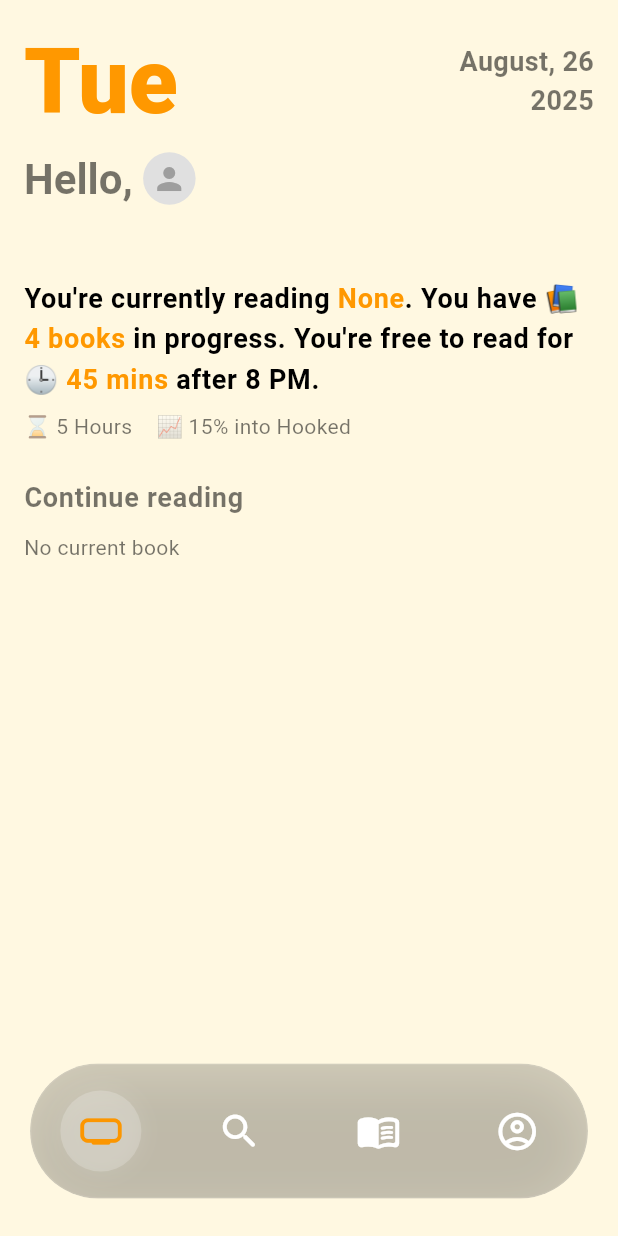
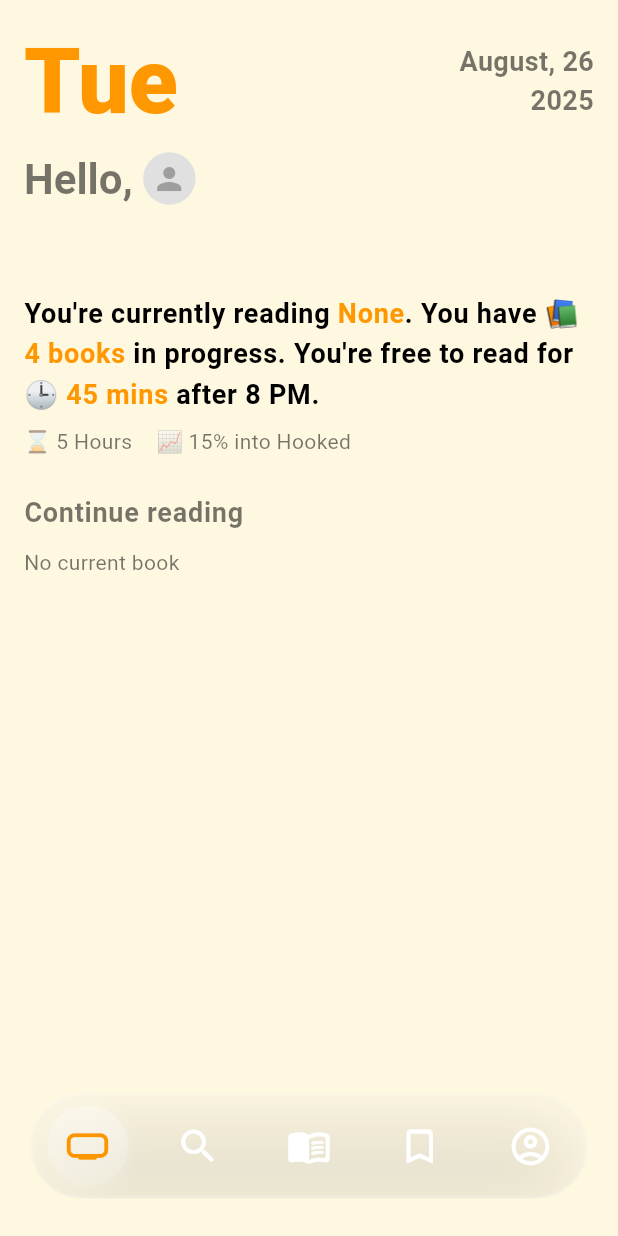
Before and after one commit to lemonhead-ai/readrift, a Flutter app: the HomeScreen screen opened by its route, on a phone screen of 412 x 824 dp. Run offline on Flutter 3.47's test engine with Material 3 defaults, Android fonts, the phone set to English and light mode, and no system bars; our stand-ins replace cached_network_image, cloud_firestore, firebase_auth, firebase_core, firebase_storage, go_router and 2 more; missing offline and left inert: syncfusion_flutter_pdfviewer; accounts and stored records are empty; network calls fail; Roboto replaces fonts that are missing (SFProRounded).

Commit message:
new overhaul

```diff
--- a/lib/main.dart
+++ b/lib/main.dart
@@ -181,6 +181,7 @@
   @override
   Widget build(BuildContext context) {
     return Scaffold(
+      //backgroundColor: Colors.transparent,
       body: widget.child,
       bottomNavigationBar: Dock(
         selectedIndex: _selectedIndex,
--- a/lib/screens/dock.dart
+++ b/lib/screens/dock.dart
@@ -40,8 +40,7 @@ class _DockState extends State<Dock> with SingleTickerProviderStateMixin {
       curve: Curves.easeInOut,
     ));
 
-    // Start with the dock visible
-    _animationController.value = 1.0;
+    _animationController.value = 1.0; // Start visible
 
     if (widget.scrollController != null) {
       widget.scrollController!.addListener(_onScroll);
@@ -64,7 +63,6 @@ class _DockState extends State<Dock> with SingleTickerProviderStateMixin {
     final isScrollingDown = currentScroll > _lastScrollPosition;
     _lastScrollPosition = currentScroll;
 
-    // Only hide dock when scrolling up and not at the top
     if (!isScrollingDown && currentScroll > 0 && _isVisible) {
       _isVisible = false;
       _animationController.reverse();
@@ -76,6 +74,11 @@ class _DockState extends State<Dock> with SingleTickerProviderStateMixin {
 
   @override
   Widget build(BuildContext context) {
+    final brightness = Theme.of(context).brightness;
+    final tintColor = brightness == Brightness.light
+        ? Colors.white.withOpacity(0.1) // Subtle tint for light mode
+        : Colors.black.withOpacity(0.05); // Subtle tint for dark mode
+
     return AnimatedBuilder(
       animation: _animationController,
       builder: (context, child) {
@@ -92,25 +95,26 @@ class _DockState extends State<Dock> with SingleTickerProviderStateMixin {
         child: ClipRRect(
           borderRadius: BorderRadius.circular(60.0),
           child: BackdropFilter(
-            filter: ImageFilter.blur(sigmaX: 15, sigmaY: 15),
+            filter: ImageFilter.blur(sigmaX: 20, sigmaY: 20),
             child: Container(
-              height: 90,
+              height: 70,
               decoration: BoxDecoration(
-                color: Theme.of(context)
-                    .bottomNavigationBarTheme
-                    .backgroundColor
-                    ?.withValues(alpha: 0.2),
+                color: tintColor, // Light tint instead of solid color
                 borderRadius: BorderRadius.circular(60.0),
                 boxShadow: [
                   BoxShadow(
-                    color: Colors.black.withValues(alpha: 0.1),
-                    blurRadius: 30,
-                    offset: const Offset(0, 10),
+                    color: brightness == Brightness.light
+                        ? Colors.black.withOpacity(0.1)
+                        : Colors.white.withOpacity(0.05),
+                    blurRadius: 40,
+                    offset: const Offset(0, 15),
                   ),
                 ],
                 border: Border.all(
-                  color: Colors.white.withValues(alpha: 0.1),
-                  width: 1.0,
+                  color: brightness == Brightness.light
+                      ? Colors.white.withOpacity(0.2)
+                      : Colors.black.withOpacity(0.2),
+                  width: 1.5,
                 ),
               ),
               child: Row(
@@ -119,7 +123,8 @@ class _DockState extends State<Dock> with SingleTickerProviderStateMixin {
                   _buildNavIcon(context, Icons.home_max_rounded, 0),
                   _buildNavIcon(context, Icons.search_rounded, 1),
                   _buildNavIcon(context, Icons.menu_book_rounded, 2),
-                  _buildNavIcon(context, Icons.account_circle_outlined, 3),
+                  _buildNavIcon(context, Icons.bookmark_border_rounded, 3),
+                  _buildNavIcon(context, Icons.account_circle_outlined, 4),
                 ],
               ),
             ),
@@ -131,6 +136,8 @@ class _DockState extends State<Dock> with SingleTickerProviderStateMixin {
 
   Widget _buildNavIcon(BuildContext context, IconData icon, int index) {
     final bool isSelected = widget.selectedIndex == index;
+    final brightness = Theme.of(context).brightness;
+
     return GestureDetector(
       onTap: () {
         widget.onItemTapped(index);
@@ -145,6 +152,9 @@ class _DockState extends State<Dock> with SingleTickerProviderStateMixin {
             context.go('/library');
             break;
           case 3:
+            context.go('/bookmark');
+            break;
+          case 4:
             context.go('/profile');
             break;
         }
@@ -154,11 +164,24 @@ class _DockState extends State<Dock> with SingleTickerProviderStateMixin {
         padding: const EdgeInsets.all(12),
         decoration: isSelected
             ? BoxDecoration(
-                color: Colors.white.withValues(alpha: 0.2),
+          gradient: LinearGradient(
+            colors: [
+              brightness == Brightness.light
+                  ? Colors.white.withOpacity(0.3)
+                  : Colors.black.withOpacity(0.3),
+              brightness == Brightness.light
+                  ? Colors.white.withOpacity(0.1)
+                  : Colors.black.withOpacity(0.1),
+            ],
+            begin: Alignment.topCenter,
+            end: Alignment.bottomCenter,
+          ),
           shape: BoxShape.circle,
           boxShadow: [
             BoxShadow(
-                    color: Colors.white.withValues(alpha: 0.1),
+              color: brightness == Brightness.light
+                  ? Colors.white.withOpacity(0.2)
+                  : Colors.black.withOpacity(0.2),
               blurRadius: 10,
               spreadRadius: 2,
             ),
--- a/lib/screens/home_screen.dart
+++ b/lib/screens/home_screen.dart
@@ -1,15 +1,12 @@
-// lib/screens/home_screen.dart
 import 'package:readrift/security/auth_service.dart';
 import 'package:firebase_auth/firebase_auth.dart';
 import 'package:flutter/material.dart';
-import 'dart:math' as math;
 import 'package:cloud_firestore/cloud_firestore.dart';
 import 'package:intl/intl.dart';
-import 'package:provider/provider.dart';
 import 'package:readrift/models/book.dart';
 import 'package:readrift/services/book_service.dart';
 import 'package:cached_network_image/cached_network_image.dart';
-import 'package:readrift/screens/book_reader_screen.dart';  // Import if adding reader
+import 'package:readrift/screens/book_reader_screen.dart';
 
 class HomeScreen extends StatefulWidget {
   const HomeScreen({super.key});
@@ -20,6 +17,13 @@ class HomeScreen extends StatefulWidget {
 
 class HomeScreenState extends State<HomeScreen> {
   final AuthService _authService = AuthService();
+  final PageController _pageController = PageController(viewportFraction: 0.6); // Reduced to show partial views
+
+  @override
+  void dispose() {
+    _pageController.dispose();
+    super.dispose();
+  }
 
   @override
   Widget build(BuildContext context) {
@@ -126,8 +130,7 @@ class HomeScreenState extends State<HomeScreen> {
                                 fit: BoxFit.cover,
                                 width: 35,
                                 height: 35,
-                                errorBuilder:
-                                    (context, error, stackTrace) {
+                                errorBuilder: (context, error, stackTrace) {
                                   return const Icon(
                                     Icons.person,
                                     size: 24,
@@ -151,7 +154,7 @@ class HomeScreenState extends State<HomeScreen> {
                           const SizedBox(width: 8),
                         ],
                       ),
-                      const SizedBox(height: 24),
+                      const SizedBox(height: 34),
                       FutureBuilder<List<Book>>(
                         future: BookService().getRecommendations(),
                         builder: (context, snapshot) {
@@ -161,15 +164,26 @@ class HomeScreenState extends State<HomeScreen> {
                           final books = snapshot.data ?? [];
                           if (books.isEmpty) return const SizedBox();
                           return SizedBox(
-                            height: 300,
-                            child: Stack(
-                              alignment: Alignment.center,
-                              children: [
-                                if (books.length > 0) Positioned(left: 10, top: 0, child: _buildDynamicBookCard(books[0], math.pi / 24)),
-                                if (books.length > 1) Positioned(left: 80, top: 90, child: _buildDynamicBookCard(books[1], -math.pi / 24)),
-                                if (books.length > 2) Positioned(right: 80, top: 0, child: _buildDynamicBookCard(books[2], math.pi / 24)),
-                                if (books.length > 3) Positioned(right: 10, top: 90, child: _buildDynamicBookCard(books[3], -math.pi / 24)),
-                              ],
+                            height: 300, // Increased height to accommodate larger scale
+                            child: PageView.builder(
+                              controller: _pageController,
+                              itemCount: books.length,
+                              itemBuilder: (context, index) {
+                                return Padding(
+                                  padding: const EdgeInsets.symmetric(horizontal: 8.0),
+                                  child: GestureDetector(
+                                    onTap: () {
+                                      Navigator.push(
+                                        context,
+                                        MaterialPageRoute(
+                                          builder: (context) => BookReaderScreen(book: books[index]),
+                                        ),
+                                      );
+                                    },
+                                    child: _buildDynamicBookCard(books, books[index], index),
+                                  ),
+                                );
+                              },
                             ),
                           );
                         },
@@ -182,7 +196,7 @@ class HomeScreenState extends State<HomeScreen> {
                             return const CircularProgressIndicator();
                           }
                           final currentBook = snapshot.data;
-                          final libraryCount = 4;  // Replace with actual count from stream
+                          final libraryCount = 4; // Replace with actual count from stream
                           final freeTime = 45;
                           return Text.rich(
                             TextSpan(
@@ -209,7 +223,7 @@ class HomeScreenState extends State<HomeScreen> {
                           ),
                           const SizedBox(width: 16),
                           Text(
-                            "📈 15% into Hooked",  // Make dynamic
+                            "📈 15% into Hooked", // Make dynamic
                             style: Theme.of(context).textTheme.bodyMedium,
                           ),
                         ],
@@ -241,7 +255,7 @@ class HomeScreenState extends State<HomeScreen> {
                               );
                             },
                             child: SizedBox(
-                              height: 225,
+                              height: 200,
                               child: Stack(
                                 clipBehavior: Clip.none,
                                 children: [
@@ -251,64 +265,45 @@ class HomeScreenState extends State<HomeScreen> {
                                     top: 50,
                                     bottom: 0,
                                     child: Container(
-                                      padding: const EdgeInsets.fromLTRB(
-                                          180, 16, 16, 16),
+                                      padding: const EdgeInsets.fromLTRB(180, 16, 16, 16),
                                       decoration: BoxDecoration(
-                                        color: Theme.of(context).brightness ==
-                                            Brightness.light
+                                        color: Theme.of(context).brightness == Brightness.light
                                             ? Colors.grey[300]
                                             : Colors.grey[800],
                                         borderRadius: BorderRadius.circular(34),
                                       ),
                                       child: Column(
-                                        crossAxisAlignment:
-                                        CrossAxisAlignment.start,
-                                        mainAxisAlignment:
-                                        MainAxisAlignment.center,
+                                        crossAxisAlignment: CrossAxisAlignment.start,
+                                        mainAxisAlignment: MainAxisAlignment.center,
                                         children: [
                                           Text(
                                             "Reading now",
-                                            style: Theme.of(context)
-                                                .textTheme
-                                                .bodySmall
-                                                ?.copyWith(
+                                            style: Theme.of(context).textTheme.bodySmall?.copyWith(
                                               color: Colors.grey,
                                             ),
                                           ),
                                           const SizedBox(height: 4),
                                           Text(
                                             "${(currentBook.progress * 100).toInt()}%",
-                                            style: Theme.of(context)
-                                                .textTheme
-                                                .headlineSmall
-                                                ?.copyWith(
+                                            style: Theme.of(context).textTheme.headlineSmall?.copyWith(
                                               fontWeight: FontWeight.bold,
-                                              color: Theme.of(context)
-                                                  .textTheme
-                                                  .bodyMedium
-                                                  ?.color,
+                                              color: Theme.of(context).textTheme.bodyMedium?.color,
                                             ),
                                           ),
                                           const SizedBox(height: 4),
                                           Text(
-                                            "- 5 hours left",  // Make dynamic
-                                            style: Theme.of(context)
-                                                .textTheme
-                                                .bodySmall
-                                                ?.copyWith(
+                                            "- 5 hours left", // Make dynamic
+                                            style: Theme.of(context).textTheme.bodySmall?.copyWith(
                                               color: Colors.grey,
                                             ),
                                           ),
                                           const SizedBox(height: 8),
                                           LinearProgressIndicator(
-                                            borderRadius:
-                                            BorderRadius.circular(20),
+                                            borderRadius: BorderRadius.circular(20),
                                             value: currentBook.progress,
                                             backgroundColor: Colors.grey[300],
-                                            valueColor:
-                                            AlwaysStoppedAnimation<Color>(
-                                              Theme.of(context).brightness ==
-                                                  Brightness.light
+                                            valueColor: AlwaysStoppedAnimation<Color>(
+                                              Theme.of(context).brightness == Brightness.light
                                                   ? Colors.black
                                                   : Colors.white,
                                             ),
@@ -328,9 +323,7 @@ class HomeScreenState extends State<HomeScreen> {
                                         decoration: BoxDecoration(
                                           boxShadow: [
                                             BoxShadow(
-                                              color: Theme.of(context)
-                                                  .brightness ==
-                                                  Brightness.light
+                                              color: Theme.of(context).brightness == Brightness.light
                                                   ? Colors.black12
                                                   : Colors.white12,
                                               blurRadius: 8,
@@ -367,16 +360,23 @@ class HomeScreenState extends State<HomeScreen> {
     );
   }
 
-  Widget _buildDynamicBookCard(Book book, double angle) {
-    return Transform.rotate(
-      angle: angle,
+  Widget _buildDynamicBookCard(List<Book> books, Book book, int index) {
+    return AnimatedBuilder(
+      animation: _pageController,
+      builder: (context, child) {
+        double value = 0.0;
+        if (_pageController.position.hasPixels) {
+          value = index - (_pageController.page ?? 0.0).clamp(0.0, books.length - 1);
+          value = (1 - (value.abs() * 0.3)).clamp(0.0, 2.0); // Scale factor
+        }
+        return Center(
+          child: Transform.scale(
+            scale: value == 0 ? 4.5 : value, // Increased center scale to 3x
+            child: ClipRRect(
+              borderRadius: BorderRadius.circular(25),
               child: Container(
-        margin: const EdgeInsets.symmetric(horizontal: 8),
-        child: ClipRRect(
-          borderRadius: BorderRadius.circular(12),
-          child: Container(
-            width: 120,
-            height: 180,
+                width: 300,
+                height: 300, // Adjusted height for scaling
                 decoration: BoxDecoration(
                   boxShadow: [
                     BoxShadow(
@@ -398,5 +398,7 @@ class HomeScreenState extends State<HomeScreen> {
             ),
           ),
         );
+      },
+    );
   }
 }
```
Lines whose indentation alone changed are shown as unchanged.
